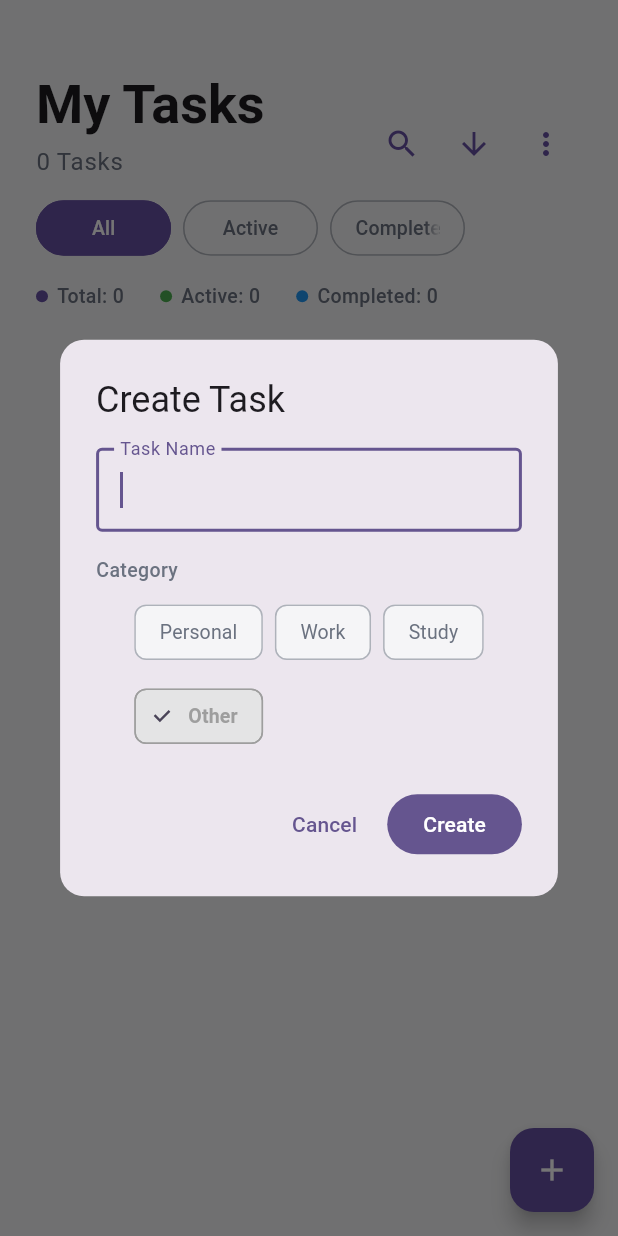
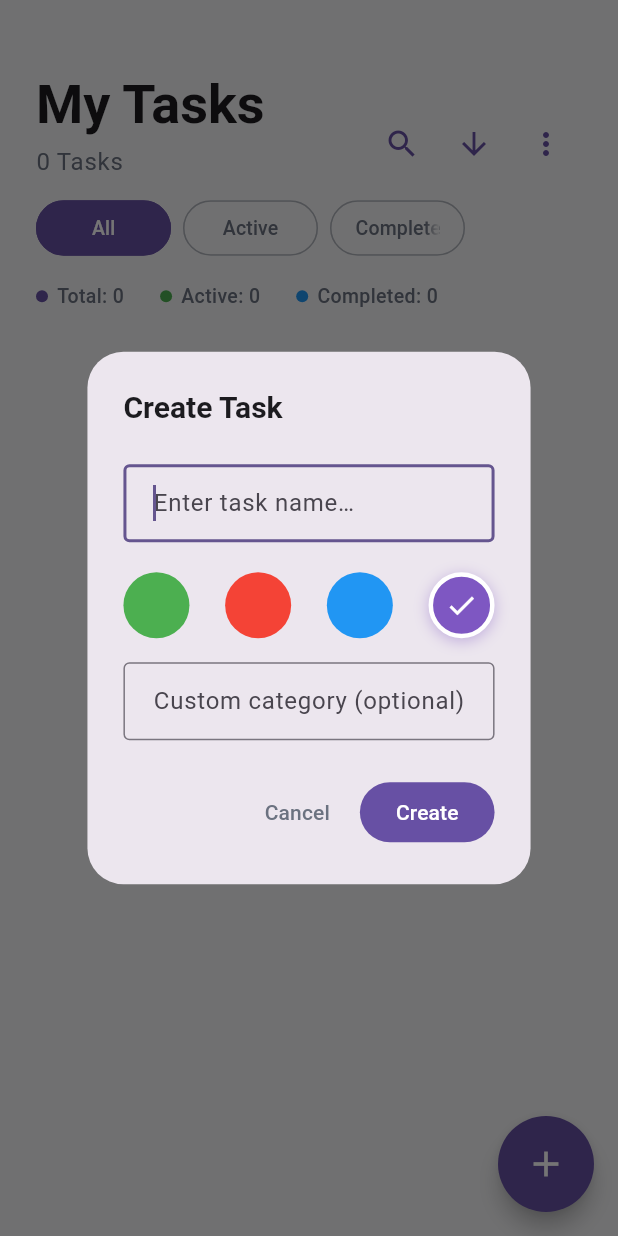
Before and after one commit to TotallyIndecisive/flutter-to-do-app, a Flutter app: the screen it shows after launch, after a tap on the "add" icon, on a phone screen of 412 x 824 dp. Run offline on Flutter 3.47's test engine with Material 3 defaults, Android fonts, the phone set to English and light mode, and no system bars; our stand-ins replace hive, hive_flutter; accounts and stored records are empty.

Commit message:
Task button and task creation UI redesign as well as label creation and colour customisation

```diff
--- a/lib/main.dart
+++ b/lib/main.dart
@@ -52,6 +52,7 @@ class _MyHomePageState extends State<MyHomePage> {
   bool _isSearching = false;
   String _searchQuery = '';
   FilterType _currentFilter = FilterType.all;
+  double _fabScale = 1.0;
 
   List<Task> get _filteredTasks {
     return _tasks.where((task) {
@@ -88,13 +89,19 @@ class _MyHomePageState extends State<MyHomePage> {
     if (mounted) setState(() {});
   }
 
-  void _addTask(String title, {TaskCategory category = TaskCategory.other}) {
+  void _addTask(String title, {
+    TaskCategory category = TaskCategory.other,
+    String? customCategory,
+    TaskColor taskColor = TaskColor.purple,
+  }) {
     if (title.trim().isEmpty) return;
     final task = Task(
       id: _generateId(),
       title: title.trim(),
       createdAt: DateTime.now(),
       category: category,
+      customCategory: customCategory,
+      taskColor: taskColor,
     );
     final key = _taskBox.add(task);
     _tasks.add(task);
@@ -271,7 +278,8 @@ class _MyHomePageState extends State<MyHomePage> {
 
   void _showCreateDialog() {
     _controller.clear();
-    TaskCategory selectedCategory = TaskCategory.other;
+    TaskColor selectedColor = TaskColor.purple;
+    final customCatController = TextEditingController();
     showDialog(
       context: context,
       builder: (ctx) {
@@ -279,9 +287,18 @@ class _MyHomePageState extends State<MyHomePage> {
           builder: (ctx, setDialogState) {
             return AlertDialog(
               shape: RoundedRectangleBorder(
-                borderRadius: BorderRadius.circular(16),
+                borderRadius: BorderRadius.circular(24),
               ),
-              title: const Text('Create Task'),
+              contentPadding: const EdgeInsets.all(24),
+              titlePadding: const EdgeInsets.fromLTRB(24, 24, 24, 0),
+              title: const Text(
+                'Create Task',
+                style: TextStyle(
+                  fontSize: 20,
+                  fontWeight: FontWeight.w700,
+                  color: Color(0xFF1C1B1F),
+                ),
+              ),
               content: Column(
                 mainAxisSize: MainAxisSize.min,
                 children: [
@@ -289,67 +306,91 @@ class _MyHomePageState extends State<MyHomePage> {
                     controller: _controller,
                     autofocus: true,
                     decoration: const InputDecoration(
-                      labelText: 'Task Name',
+                      hintText: 'Enter task name…',
                       border: OutlineInputBorder(),
+                      contentPadding: EdgeInsets.symmetric(horizontal: 16, vertical: 14),
                     ),
                     onSubmitted: (value) {
-                      _addTask(value, category: selectedCategory);
+                      _addTask(
+                        value,
+                        customCategory: customCatController.text,
+                        taskColor: selectedColor,
+                      );
                       Navigator.pop(ctx);
                     },
                   ),
-                  const SizedBox(height: 16),
-                  const Align(
-                    alignment: Alignment.centerLeft,
-                    child: Text(
-                      'Category',
-                      style: TextStyle(
-                        fontSize: 13,
-                        fontWeight: FontWeight.w500,
-                        color: Color(0xFF6B7280),
-                      ),
-                    ),
-                  ),
-                  const SizedBox(height: 8),
-                  Wrap(
-                    spacing: 8,
-                    runSpacing: 8,
-                    children: TaskCategory.values.map((cat) {
-                      final selected = selectedCategory == cat;
-                      return ChoiceChip(
-                        label: Text(cat.label),
-                        selected: selected,
-                        onSelected: (_) {
-                          setDialogState(() => selectedCategory = cat);
-                        },
-                        selectedColor: cat.color.withOpacity(0.2),
-                        labelStyle: TextStyle(
-                          color: selected ? cat.color : const Color(0xFF6B7280),
-                          fontWeight: selected ? FontWeight.w600 : FontWeight.w400,
-                          fontSize: 13,
-                        ),
-                        shape: RoundedRectangleBorder(
-                          borderRadius: BorderRadius.circular(8),
-                        ),
-                        side: BorderSide(
-                          color: selected
-                              ? cat.color
-                              : const Color(0xFF6B7280).withOpacity(0.3),
+                  const SizedBox(height: 20),
+                  Row(
+                    mainAxisAlignment: MainAxisAlignment.spaceBetween,
+                    children: TaskColor.values.map((c) {
+                      final selected = selectedColor == c;
+                      return GestureDetector(
+                        onTap: () => setDialogState(() => selectedColor = c),
+                        child: AnimatedContainer(
+                          duration: const Duration(milliseconds: 200),
+                          width: 44,
+                          height: 44,
+                          decoration: BoxDecoration(
+                            color: c.color,
+                            shape: BoxShape.circle,
+                            border: selected
+                                ? Border.all(
+                                    color: Colors.white,
+                                    width: 3,
+                                  )
+                                : null,
+                            boxShadow: selected
+                                ? [
+                                    BoxShadow(
+                                      color: c.color.withOpacity(0.4),
+                                      blurRadius: 8,
+                                      offset: const Offset(0, 2),
+                                    ),
+                                  ]
+                                : null,
+                          ),
+                          child: selected
+                              ? const Icon(Icons.check, color: Colors.white, size: 22)
+                              : null,
                         ),
                       );
                     }).toList(),
+                  ),
+                  const SizedBox(height: 16),
+                  TextField(
+                    controller: customCatController,
+                    maxLength: 20,
+                    decoration: const InputDecoration(
+                      hintText: 'Custom category (optional)',
+                      border: OutlineInputBorder(),
+                      contentPadding: EdgeInsets.symmetric(horizontal: 16, vertical: 14),
+                      counterText: '',
+                      isDense: true,
+                    ),
+                    onChanged: (_) => setDialogState(() {}),
                   ),
                 ],
               ),
               actions: [
                 TextButton(
                   onPressed: () => Navigator.pop(ctx),
+                  style: TextButton.styleFrom(
+                    foregroundColor: const Color(0xFF6B7280),
+                  ),
                   child: const Text('Cancel'),
                 ),
                 FilledButton(
                   onPressed: () {
-                    _addTask(_controller.text, category: selectedCategory);
+                    _addTask(
+                      _controller.text,
+                      customCategory: customCatController.text,
+                      taskColor: selectedColor,
+                    );
                     Navigator.pop(ctx);
                   },
+                  style: FilledButton.styleFrom(
+                    backgroundColor: const Color(0xFF6750A4),
+                  ),
                   child: const Text('Create'),
                 ),
               ],
@@ -548,11 +589,25 @@ class _MyHomePageState extends State<MyHomePage> {
           ],
         ),
       ),
-      floatingActionButton: FloatingActionButton(
-        onPressed: _showCreateDialog,
-        backgroundColor: const Color(0xFF6750A4),
-        foregroundColor: Colors.white,
-        child: const Icon(Icons.add),
+      floatingActionButton: GestureDetector(
+        onTapDown: (_) => setState(() => _fabScale = 0.92),
+        onTapUp: (_) => setState(() => _fabScale = 1.0),
+        onTapCancel: () => setState(() => _fabScale = 1.0),
+        child: AnimatedScale(
+          scale: _fabScale,
+          duration: const Duration(milliseconds: 100),
+          child: SizedBox(
+            width: 64,
+            height: 64,
+            child: FloatingActionButton(
+              onPressed: _showCreateDialog,
+              backgroundColor: const Color(0xFF6750A4),
+              foregroundColor: Colors.white,
+              shape: const CircleBorder(),
+              child: const Icon(Icons.add, size: 28),
+            ),
+          ),
+        ),
       ),
     );
   }
--- a/lib/models/task.dart
+++ b/lib/models/task.dart
@@ -43,12 +43,49 @@ extension TaskCategoryExtension on TaskCategory {
   }
 }
 
+enum TaskColor {
+  green,
+  red,
+  blue,
+  purple,
+}
+
+extension TaskColorExtension on TaskColor {
+  Color get color {
+    switch (this) {
+      case TaskColor.green:
+        return const Color(0xFF4CAF50);
+      case TaskColor.red:
+        return const Color(0xFFF44336);
+      case TaskColor.blue:
+        return const Color(0xFF2196F3);
+      case TaskColor.purple:
+        return const Color(0xFF7E57C2);
+    }
+  }
+
+  String get label {
+    switch (this) {
+      case TaskColor.green:
+        return 'Green';
+      case TaskColor.red:
+        return 'Red';
+      case TaskColor.blue:
+        return 'Blue';
+      case TaskColor.purple:
+        return 'Purple';
+    }
+  }
+}
+
 class Task {
   final String id;
   final String title;
   final DateTime createdAt;
   bool isCompleted;
   TaskCategory category;
+  String? customCategory;
+  TaskColor taskColor;
 
   Task({
     required this.id,
@@ -56,7 +93,16 @@ class Task {
     required this.createdAt,
     this.isCompleted = false,
     this.category = TaskCategory.other,
+    this.customCategory,
+    this.taskColor = TaskColor.purple,
   });
+
+  String get displayCategory =>
+      (customCategory != null && customCategory!.trim().isNotEmpty)
+          ? customCategory!.trim()
+          : category.label;
+
+  Color get displayColor => taskColor.color;
 
   @override
   bool operator ==(Object other) =>
@@ -92,12 +138,29 @@ class TaskAdapter extends TypeAdapter<Task> {
         orElse: () => TaskCategory.other,
       );
     } catch (_) {}
+    String? customCategory;
+    try {
+      final hasCustom = reader.readBool();
+      if (hasCustom) {
+        customCategory = reader.readString();
+      }
+    } catch (_) {}
+    TaskColor taskColor = TaskColor.purple;
+    try {
+      final colorStr = reader.readString();
+      taskColor = TaskColor.values.firstWhere(
+        (c) => c.name == colorStr,
+        orElse: () => TaskColor.purple,
+      );
+    } catch (_) {}
     return Task(
       id: id,
       title: title,
       createdAt: createdAt,
       isCompleted: isCompleted,
       category: category,
+      customCategory: customCategory,
+      taskColor: taskColor,
     );
   }
 
@@ -108,5 +171,10 @@ class TaskAdapter extends TypeAdapter<Task> {
     writer.writeBool(obj.isCompleted);
     writer.writeString(obj.id);
     writer.writeString(obj.category.name);
+    writer.writeBool(obj.customCategory != null && obj.customCategory!.trim().isNotEmpty);
+    if (obj.customCategory != null && obj.customCategory!.trim().isNotEmpty) {
+      writer.writeString(obj.customCategory!.trim());
+    }
+    writer.writeString(obj.taskColor.name);
   }
 }
```
Also changed, not shown: lib/widgets/task_card.dart (+27 -7 lines).
